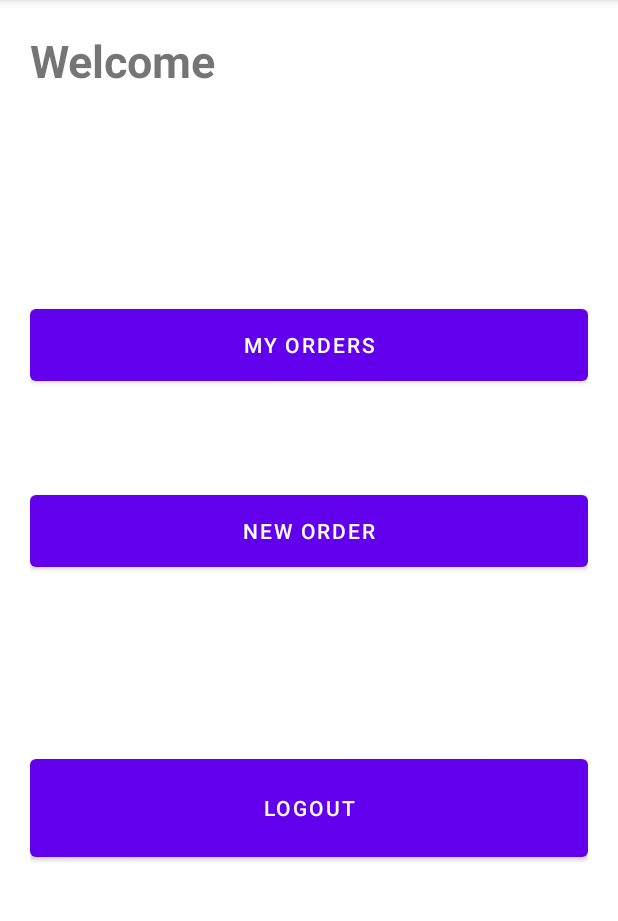
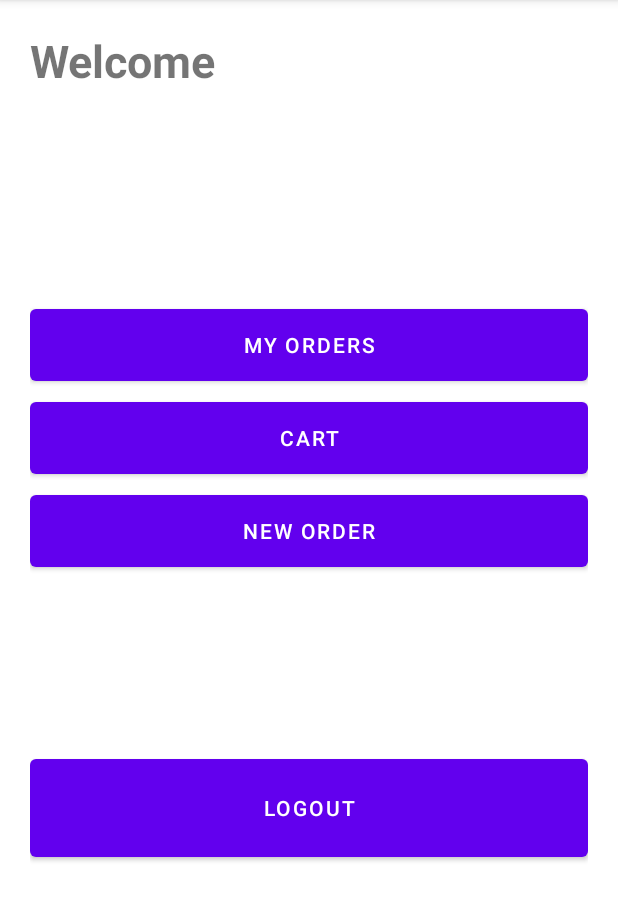
Before and after one commit to HamoonZamiri/Cartmax, an Android app: the CustomerMainActivity screen opened directly, with no data from a screen before it, on a phone screen of 412 x 824 dp, the part 84-1005 px from its top. Run offline under Robolectric (Android 15) with nearby library versions, the phone set to English and light mode, and no system bars.

Commit message:
added button to customerMainActivity to go to cartActivity

```diff
--- a/app/src/main/AndroidManifest.xml
+++ b/app/src/main/AndroidManifest.xml
@@ -28,6 +28,9 @@
             android:name=".LoginActivity"
             android:exported="false" />
         <activity
+            android:name=".CartActivity"
+            android:exported="false" />
+        <activity
             android:name=".MainActivity"
             android:exported="true">
             <intent-filter>
--- a/app/src/main/java/com/example/b07_final_project/ShoppingCartEntry.java
+++ b/app/src/main/java/com/example/b07_final_project/CartEntryFragment.java
@@ -8,7 +8,7 @@ import android.view.LayoutInflater;
 import android.view.View;
 import android.view.ViewGroup;
 
-public class ShoppingCartEntry extends Fragment {
+public class CartEntryFragment extends Fragment {
 
     public void onCreate(Bundle savedInstanceState) {
         super.onCreate(savedInstanceState);
--- a/app/src/main/java/com/example/b07_final_project/CustomerMainActivity.java
+++ b/app/src/main/java/com/example/b07_final_project/CustomerMainActivity.java
@@ -37,6 +37,9 @@ public class CustomerMainActivity extends AppCompatActivity implements View.OnCl
 
         Button myOrders = (Button) findViewById(R.id.myOrders);
         myOrders.setOnClickListener(this);
+
+        Button startCart = (Button) findViewById(R.id.startCart);
+        startCart.setOnClickListener(this);
     }
 
     @Override
@@ -53,6 +56,10 @@ public class CustomerMainActivity extends AppCompatActivity implements View.OnCl
                 i.putExtra("email",email);
                 startActivity(i);
                 break;
+            case R.id.startCart:
+                Intent cartIntent = new Intent(this, CartActivity.class);
+                cartIntent.putExtra("email",email);
+                startActivity(cartIntent);
         }
     }
 
--- a/app/src/main/java/com/example/b07_final_project/Item.java
+++ b/app/src/main/java/com/example/b07_final_project/Item.java
@@ -8,7 +8,7 @@ public class Item {
     public Item() {
     }
 
-    public Item(String name, String brand, int price) {
+    public Item(String name, String brand, double price) {
         this.name = name;
         this.brand = brand;
         this.price = price;
--- a/app/src/main/java/com/example/b07_final_project/User.java
+++ b/app/src/main/java/com/example/b07_final_project/User.java
@@ -4,6 +4,8 @@ public class User {
     private String name;
     private String email;
     private String password;
+
+    public User(){}
 
     public User(String email, String password, String name) {
         this.email = email;
--- a/app/src/main/res/layout/activity_customer_main.xml
+++ b/app/src/main/res/layout/activity_customer_main.xml
@@ -35,6 +35,17 @@
             app:layout_constraintTop_toTopOf="parent" />
 
         <Button
+            android:id="@+id/startCart"
+            android:layout_width="match_parent"
+            android:layout_height="60dp"
+            android:text="Cart"
+            app:layout_constraintBottom_toTopOf="@+id/newOrder"
+            app:layout_constraintEnd_toEndOf="parent"
+            app:layout_constraintHorizontal_bias="1.0"
+            app:layout_constraintStart_toStartOf="parent"
+            app:layout_constraintTop_toBottomOf="@+id/myOrders" />
+
+        <Button
             android:id="@+id/newOrder"
             android:layout_width="match_parent"
             android:layout_height="60dp"
--- a/app/src/main/res/layout/activity_main.xml
+++ b/app/src/main/res/layout/activity_main.xml
@@ -17,7 +17,7 @@
         app:layout_constraintTop_toTopOf="parent" />
 
     <Button
-        android:id="@+id/button"
+        android:id="@+id/placeOrderButton"
         android:layout_width="wrap_content"
         android:layout_height="wrap_content"
         android:onClick="loginIntent"
--- a/app/src/main/res/layout/fragment_shopping_cart_entry.xml
+++ b/app/src/main/res/layout/fragment_shopping_cart_entry.xml
@@ -7,7 +7,7 @@
     android:layout_height="wrap_content"
     android:background="#FFFFFF"
     android:paddingTop="8dp"
-    tools:context=".ShoppingCartEntry">
+    tools:context=".CartEntryFragment">
 
     <TextView
         android:id="@+id/productName"
```
Also changed, not shown: app/src/main/java/com/example/b07_final_project/CartActivity.java (renamed from app/src/main/java/com/example/b07_final_project/ShoppingCart.java, +25 -1 lines), app/src/main/java/com/example/b07_final_project/CartAdapter.java (+6 -6 lines), app/src/main/res/layout/shopping_cart.xml (+5 -4 lines).
